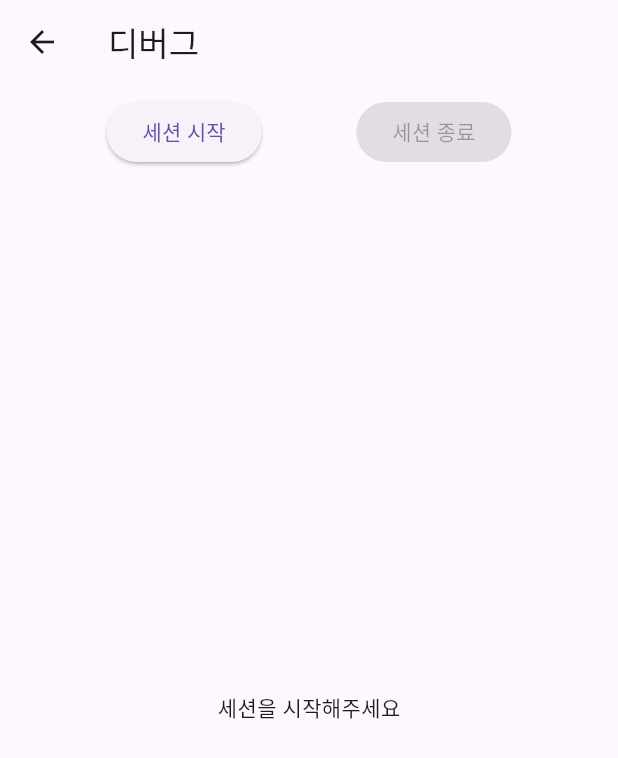
After one commit to wasseobi/seobi-frontend, a Flutter app: the HomeScreen screen opened by its route, in the side drawer, after a tap on "디버그", on a phone screen of 412 x 824 dp. The commit adds this screen. Shown: the top 758 px of the screen. Run offline on Flutter 3.47's test engine with Material 3 defaults, Android fonts, the phone set to English and light mode, and no system bars; our stand-ins replace flutter_dotenv, flutter_svg, google_sign_in, shared_preferences, sqflite; accounts and stored records are empty; network calls fail.

Commit message:
🔗 FE-BE 연결 확인 완료

```diff
--- /dev/null
+++ b/lib/features/debug/debug_screen.dart
@@ -0,0 +1,83 @@
+import 'package:flutter/material.dart';
+import '../chat/chat_view.dart';
+import '../../services/conversation/conversation_service.dart';
+
+class DebugScreen extends StatefulWidget {
+  const DebugScreen({super.key});
+
+  @override
+  State<DebugScreen> createState() => _DebugScreenState();
+}
+
+class _DebugScreenState extends State<DebugScreen> {
+  final ConversationService _conversationService = ConversationService();
+  String? sessionId;
+
+  void startSession() async {
+    try {
+      final session = await _conversationService.createSession();
+      setState(() {
+        sessionId = session.id;
+      });
+    } catch (e) {
+      if (mounted) {
+        ScaffoldMessenger.of(context).showSnackBar(
+          SnackBar(content: Text('세션 시작 실패: $e')),
+        );
+      }
+    }
+  }
+
+  void endSession() {
+    if (sessionId == null) return;
+
+    _conversationService.endSession(sessionId!).then((_) {
+      setState(() {
+        sessionId = null;
+      });
+      ScaffoldMessenger.of(context).showSnackBar(
+        const SnackBar(content: Text('세션 종료 완료')),
+      );
+    }).catchError((e) {
+      if (mounted) {
+        ScaffoldMessenger.of(context).showSnackBar(
+          SnackBar(content: Text('세션 종료 실패: $e')),
+        );
+      }
+    });
+  }
+
+  @override
+  Widget build(BuildContext context) {
+    return Scaffold(
+      appBar: AppBar(
+        title: const Text('디버그'),
+      ),
+      body: Column(
+        children: [
+          Padding(
+            padding: const EdgeInsets.all(8.0),
+            child: Row(
+              mainAxisAlignment: MainAxisAlignment.spaceEvenly,
+              children: [
+                ElevatedButton(
+                  onPressed: sessionId == null ? startSession : null,
+                  child: const Text('세션 시작'),
+                ),
+                ElevatedButton(
+                  onPressed: sessionId != null ? endSession : null,
+                  child: const Text('세션 종료'),
+                ),
+              ],
+            ),
+          ),
+          Expanded(
+            child: sessionId != null
+              ? ChatView(sessionId: sessionId!)
+              : const Center(child: Text('세션을 시작해주세요')),
+          ),
+        ],
+      ),
+    );
+  }
+}
--- a/lib/features/navigation/app_drawer.dart
+++ b/lib/features/navigation/app_drawer.dart
@@ -1,8 +1,10 @@
 import 'package:flutter/material.dart';
 import 'package:seobi_app/features/auth/widgets/google_sign_in_button.dart';
 import 'package:seobi_app/features/settings/settings_screen.dart';
+import 'package:seobi_app/features/home/home_screen.dart';
 import 'package:seobi_app/services/auth/auth_service.dart';
 import 'package:seobi_app/services/models/seobi_user.dart';
+import 'package:seobi_app/features/debug/debug_screen.dart';
 import 'widgets/user_profile_card.dart';
 import 'widgets/theme_toggle_button.dart';
 import 'widgets/logout_button.dart';
@@ -70,6 +72,18 @@ class _AppDrawerState extends State<AppDrawer> {
                       );
                     },
                   ),
+                  ListTile(
+                    leading: const Icon(Icons.bug_report),
+                    title: const Text('디버그'),
+                    onTap: () {
+                      Navigator.push(
+                        context,
+                        MaterialPageRoute(
+                          builder: (context) => const DebugScreen(),
+                        ),
+                      );
+                    },
+                  ),
                 ],
               ),
             ),
--- a/lib/services/auth/auth_service.dart
+++ b/lib/services/auth/auth_service.dart
@@ -42,6 +42,10 @@ class AuthService extends ChangeNotifier {
       // await signIn(silently: true);
       debugPrint('로그인 유지되는 중');
     }
+
+    // TODO: 아래 디버그 코드를 지우세요.
+    final user = await getUserInfo();
+    debugPrint('[JWT] ${user?.accessToken}');
   }
 
   Future<AuthResult> signIn({bool silently = false}) async {
```
Also changed, not shown: lib/features/chat/chat_view.dart (added, +139 -0 lines), lib/repositories/backend/backend_repository.dart (+32 -103 lines), lib/repositories/backend/i_backend_repository.dart (+3 -13 lines), lib/repositories/backend/stub_backend_repository.dart (+14 -49 lines), lib/services/conversation/conversation_service.dart (+3 -11 lines).
